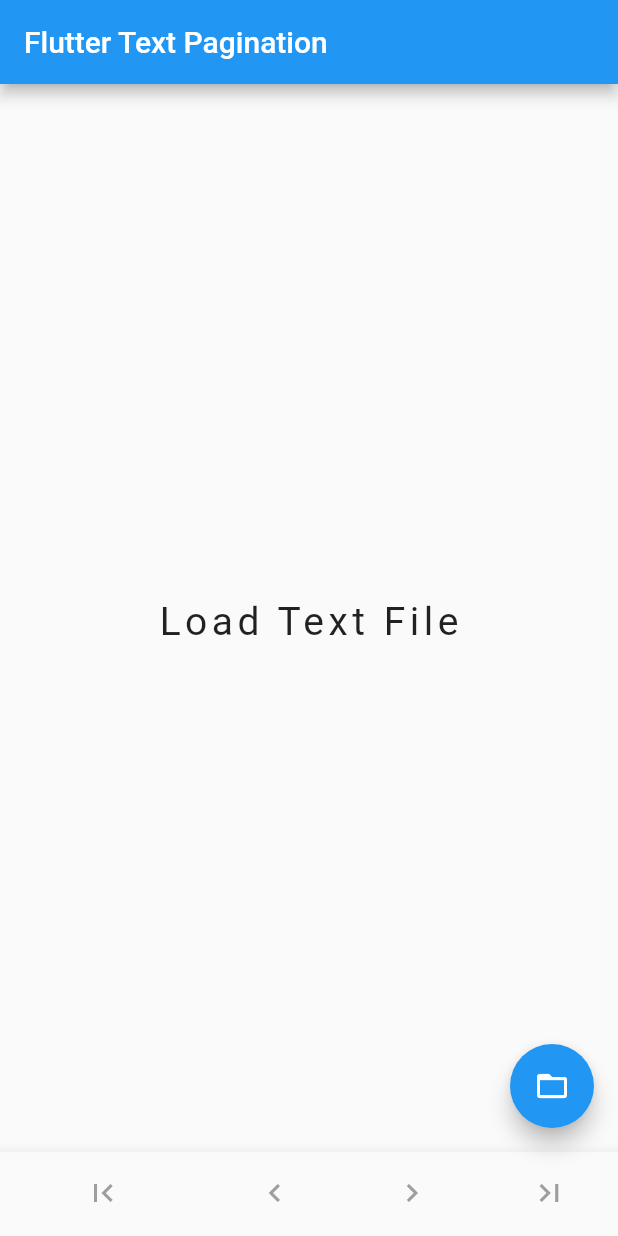
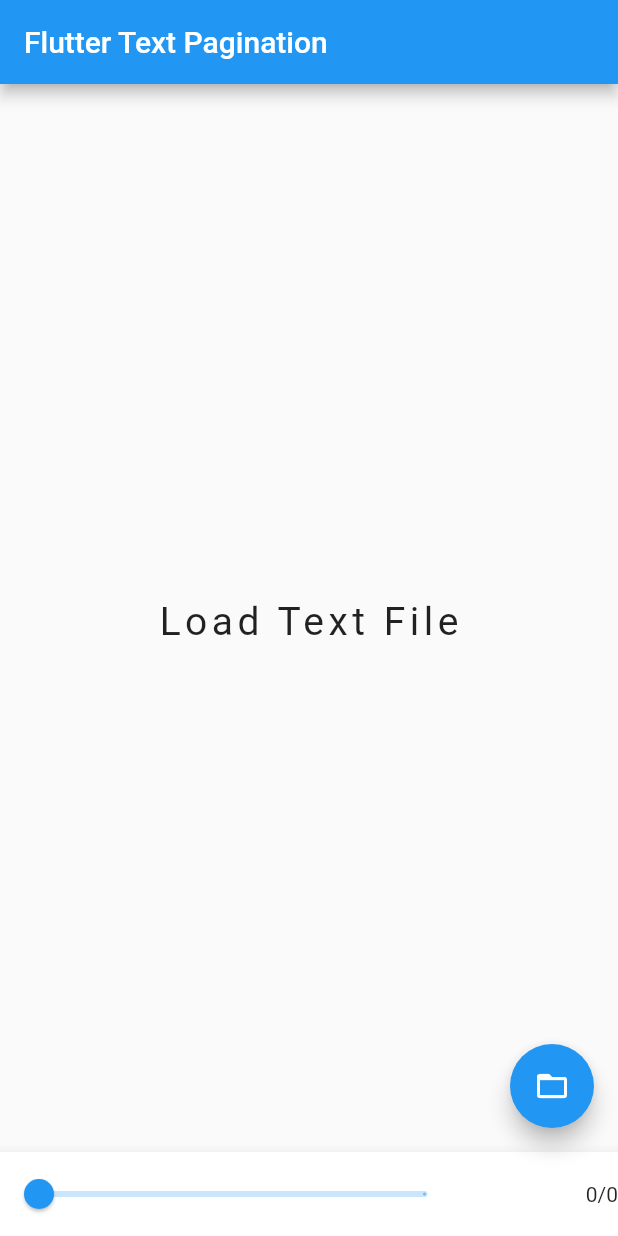
Before and after one commit to tomriddle7/flutter_text_pagination, a Flutter app: the screen it shows after launch, on a phone screen of 412 x 824 dp. Run offline on Flutter 3.47's test engine with Material 2 defaults, Android fonts, the phone set to English and light mode, and no system bars.

```diff
--- a/lib/main.dart
+++ b/lib/main.dart
@@ -131,48 +131,34 @@ class _MyHomePageState extends State<MyHomePage> {
                     height: 1.5),
               ),
       ),
-      bottomNavigationBar: BottomNavigationBar(
-        unselectedItemColor: Colors.grey,
-        selectedItemColor: Colors.grey,
-        showSelectedLabels: false,
-        showUnselectedLabels: false,
-        onTap: (index) {
-          setState(() {
-            switch (index) {
-              case 0:
-                currentPage = 0;
-                break;
-              case 1:
-                if (currentPage > 0) currentPage--;
-                break;
-              case 2:
-                if (currentPage < textIdx.length - 1) currentPage++;
-                break;
-              case 3:
-                currentPage = textIdx.length - 1;
-            }
-            txtStart = currentPage == 0 ? 0 : textIdx[currentPage - 1];
-            txtEnd = textIdx[currentPage];
-          });
-        },
-        items: [
-          BottomNavigationBarItem(
-            label: '',
-            icon: Icon(Icons.first_page),
-          ),
-          BottomNavigationBarItem(
-            label: '',
-            icon: Icon(Icons.navigate_before),
-          ),
-          BottomNavigationBarItem(
-            label: '',
-            icon: Icon(Icons.navigate_next),
-          ),
-          BottomNavigationBarItem(
-            label: '',
-            icon: Icon(Icons.last_page),
-          ),
-        ],
+      bottomNavigationBar: BottomAppBar(
+        child: Row(
+          children: [
+            Container(
+              height: 56.0,
+              width: MediaQuery.of(context).size.width / 4 * 3,
+              child: Slider(
+                value: currentPage.toDouble(),
+                min: 0,
+                max: textIdx.isEmpty ? 1 : textIdx.length.toDouble() - 1.0,
+                divisions: textIdx.isEmpty ? 1 : textIdx.length - 2,
+                onChanged: (double value) {
+                  setState(
+                    () {
+                      if (textIdx.isNotEmpty) {
+                        currentPage = value.toInt();
+                        txtStart = value == 0.0 ? 0 : textIdx[currentPage - 1];
+                        txtEnd = textIdx[currentPage];
+                      }
+                    },
+                  );
+                },
+              ),
+            ),
+            Spacer(),
+            Text(textIdx.isNotEmpty ? '${currentPage + 1}/${textIdx.length}' : '0/0'),
+          ],
+        ),
       ),
       floatingActionButton: FloatingActionButton(
         onPressed: loadText,
```
